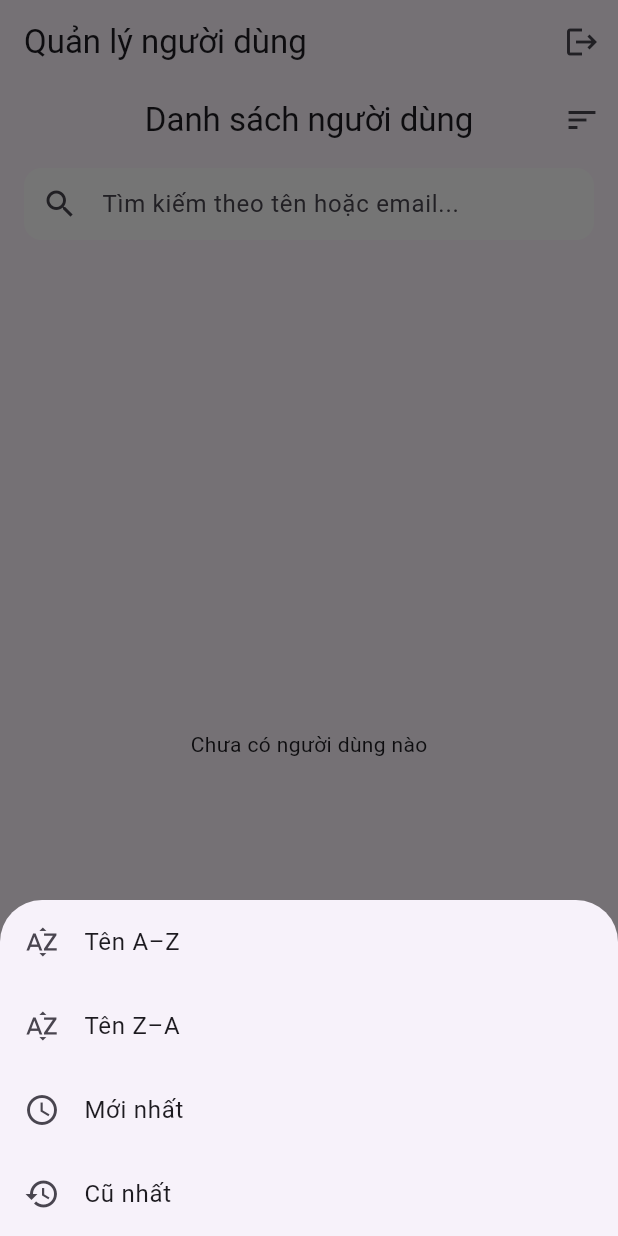
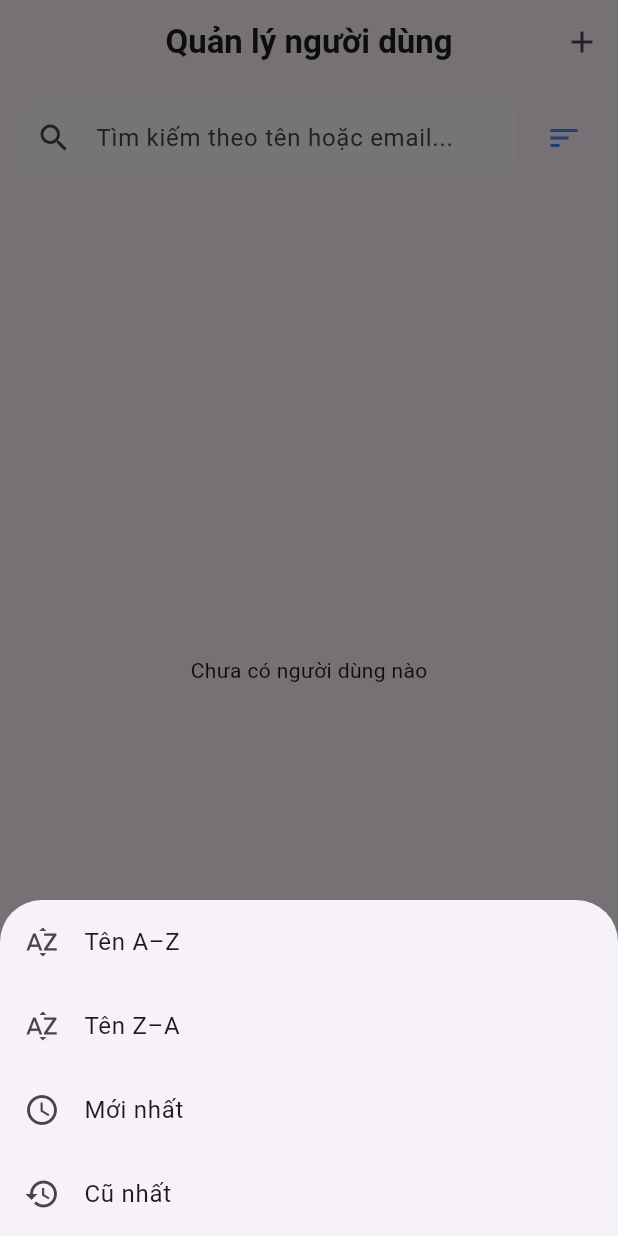
Before and after one commit to houseless44/app1, a Flutter app: the screen it shows once a user with an empty profile is signed in, after a tap on the "sort" icon, on a phone screen of 412 x 824 dp. Run offline on Flutter 3.47's test engine with Material 3 defaults, Android fonts, the phone set to English and light mode, and no system bars; our stand-ins replace cloud_firestore, firebase_auth, firebase_core, flutter_slidable, image_picker; missing offline and left inert: cloudinary_public; accounts and stored records are empty.

Commit message:
Cap nhat AdminScreen và UserListBody voi giao dien tabbar moi

```diff
--- a/lib/screens/admin_screen.dart
+++ b/lib/screens/admin_screen.dart
@@ -1,31 +1,78 @@
 import 'package:flutter/material.dart';
-import 'package:firebase_auth/firebase_auth.dart';
+import 'add_user_screen.dart';
 import 'user_list_screen.dart';
-import 'add_user_screen.dart';
+import 'profile_screen.dart';
 
-class AdminScreen extends StatelessWidget {
+class AdminScreen extends StatefulWidget {
   const AdminScreen({super.key});
 
   @override
+  State<AdminScreen> createState() => _AdminScreenState();
+}
+
+class _AdminScreenState extends State<AdminScreen> {
+  int _selectedIndex = 0;
+
+  // Danh sách các trang hiển thị
+  final List<Widget> _pages = const [
+    UserListBody(), // chỉ phần nội dung, không có Scaffold bên trong
+    ProfileScreen(),
+  ];
+
+  // Chuyển tab
+  void _onItemTapped(int index) {
+    setState(() => _selectedIndex = index);
+  }
+
+  @override
   Widget build(BuildContext context) {
+    final titles = ['Quản lý người dùng', 'Hồ sơ'];
+
     return Scaffold(
       appBar: AppBar(
-        title: const Text('Quản lý người dùng'),
+        title: Text(
+          titles[_selectedIndex],
+          style: const TextStyle(fontWeight: FontWeight.bold),
+        ),
+        centerTitle: true,
         actions: [
-          IconButton(
-            icon: const Icon(Icons.logout),
-            onPressed: () async {
-              await FirebaseAuth.instance.signOut();
-            },
-          )
+          // Nút thêm người dùng chỉ hiển thị ở tab Quản lý người dùng
+          if (_selectedIndex == 0)
+            IconButton(
+              icon: const Icon(Icons.add),
+              tooltip: 'Thêm người dùng',
+              onPressed: () {
+                Navigator.push(
+                  context,
+                  MaterialPageRoute(builder: (_) => const AddUserScreen()),
+                );
+              },
+            ),
         ],
       ),
-      body: const UserListScreen(),
-      floatingActionButton: FloatingActionButton(
-        onPressed: () {
-          Navigator.push(context, MaterialPageRoute(builder: (_) => const AddUserScreen()));
-        },
-        child: const Icon(Icons.add),
+      body: AnimatedSwitcher(
+        duration: const Duration(milliseconds: 300),
+        transitionBuilder: (child, animation) => FadeTransition(
+          opacity: animation,
+          child: child,
+        ),
+        child: _pages[_selectedIndex],
+      ),
+      bottomNavigationBar: BottomNavigationBar(
+        currentIndex: _selectedIndex,
+        onTap: _onItemTapped,
+        selectedItemColor: Colors.blue,
+        unselectedItemColor: Colors.grey,
+        items: const [
+          BottomNavigationBarItem(
+            icon: Icon(Icons.people),
+            label: 'Người dùng',
+          ),
+          BottomNavigationBarItem(
+            icon: Icon(Icons.person),
+            label: 'Hồ sơ',
+          ),
+        ],
       ),
     );
   }
--- a/lib/screens/user_list_screen.dart
+++ b/lib/screens/user_list_screen.dart
@@ -3,14 +3,14 @@ import '../models/user_model.dart';
 import '../services/user_service.dart';
 import '../widgets/user_card.dart';
 
-class UserListScreen extends StatefulWidget {
-  const UserListScreen({super.key});
+class UserListBody extends StatefulWidget {
+  const UserListBody({super.key});
 
   @override
-  State<UserListScreen> createState() => _UserListScreenState();
+  State<UserListBody> createState() => _UserListBodyState();
 }
 
-class _UserListScreenState extends State<UserListScreen> {
+class _UserListBodyState extends State<UserListBody> {
   final UserService _userService = UserService();
 
   String _searchQuery = '';
@@ -102,20 +102,14 @@ class _UserListScreenState extends State<UserListScreen> {
 
   @override
   Widget build(BuildContext context) {
-    return Scaffold(
-      appBar: AppBar(
-        title: const Text('Danh sách người dùng'),
-        centerTitle: true,
-        actions: [
-          IconButton(
-            icon: const Icon(Icons.sort),
-            onPressed: _openSortOptions,
-          ),
-        ],
-        bottom: PreferredSize(
-          preferredSize: const Size.fromHeight(56),
-          child: Padding(
-            padding: const EdgeInsets.symmetric(horizontal: 16, vertical: 8),
+    return Column(
+      children: [
+        // 🔍 Thanh tìm kiếm + sắp xếp
+        Padding(
+          padding: const EdgeInsets.all(12),
+          child: Row(
+            children: [
+              Expanded(
                 child: TextField(
                   decoration: InputDecoration(
                     hintText: 'Tìm kiếm theo tên hoặc email...',
@@ -133,9 +127,18 @@ class _UserListScreenState extends State<UserListScreen> {
                   },
                 ),
               ),
+              const SizedBox(width: 8),
+              IconButton(
+                icon: const Icon(Icons.sort, color: Colors.blueAccent),
+                onPressed: _openSortOptions,
+              ),
+            ],
           ),
         ),
-      body: StreamBuilder<List<AppUser>>(
+
+        // 📋 Danh sách người dùng
+        Expanded(
+          child: StreamBuilder<List<AppUser>>(
             stream: _userService.getUsers(),
             builder: (context, snapshot) {
               if (snapshot.connectionState == ConnectionState.waiting) {
@@ -146,7 +149,6 @@ class _UserListScreenState extends State<UserListScreen> {
                 return const Center(child: Text('Chưa có người dùng nào'));
               }
 
-          // 💡 Không gọi setState ở đây
               final filteredUsers = _applyFilters(snapshot.data!);
 
               if (filteredUsers.isEmpty) {
@@ -161,6 +163,8 @@ class _UserListScreenState extends State<UserListScreen> {
               );
             },
           ),
+        ),
+      ],
     );
   }
 }
```
Also changed, not shown: lib/screens/profile_screen.dart (added, +42 -0 lines). Lines whose indentation alone changed are shown as unchanged.
